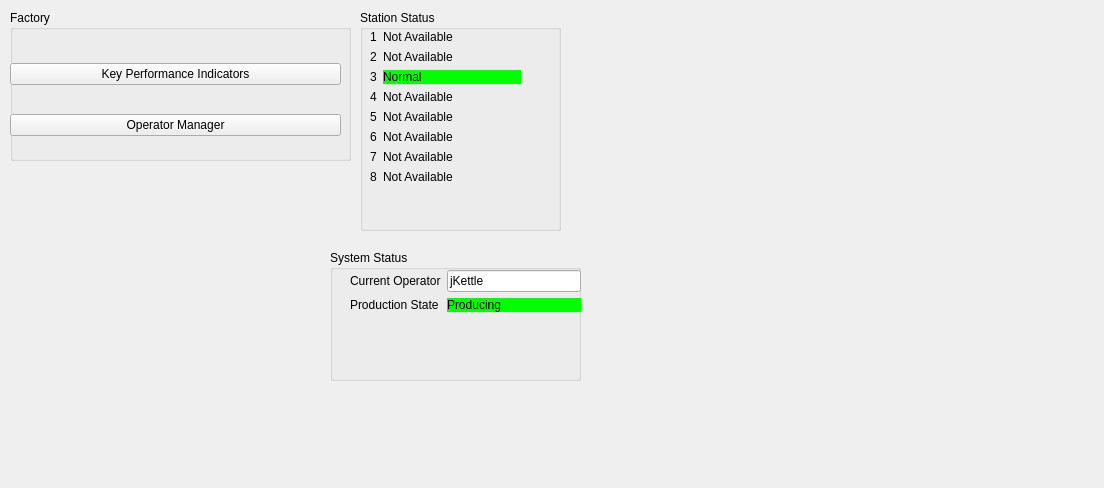
First picture: the form in src/frontend/QT Designer Files/ProductionSystemsManagerWidget.ui, repository JamesShadowfyre/MANF555, before the edit.
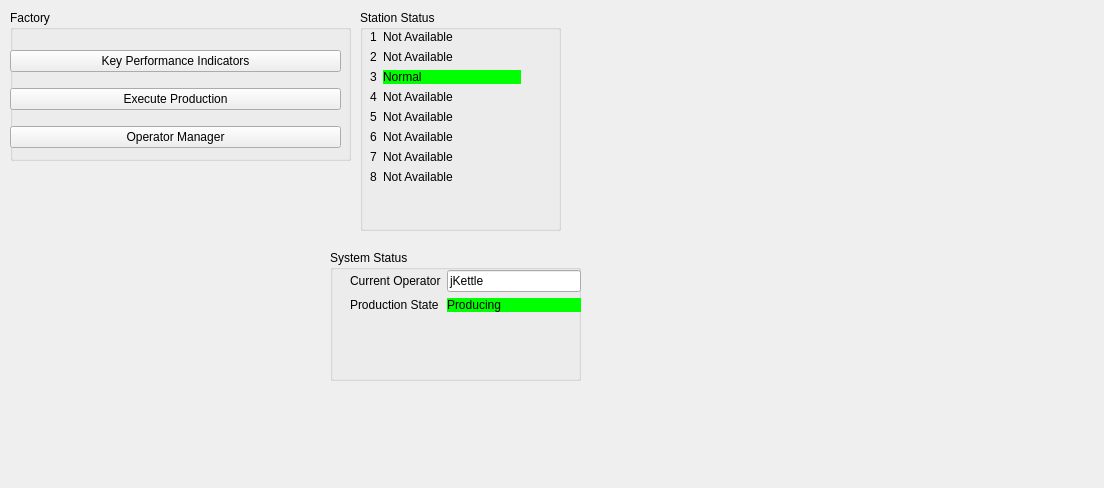
Second picture: the form after the edit. Icons and pictures are not drawn.

Commit message: ProductionScheduleManagerWidget_Handler extracting table data to list and printing in terminal

Diff of the .ui file:
```diff
--- a/src/frontend/QT Designer Files/ProductionSystemsManagerWidget.ui
+++ b/src/frontend/QT Designer Files/ProductionSystemsManagerWidget.ui
@@ -652,6 +652,13 @@
        </property>
       </widget>
      </item>
+     <item>
+      <widget class="QPushButton" name="executeProductionButton">
+       <property name="text">
+        <string>Execute Production</string>
+       </property>
+      </widget>
+     </item>
      <item>
       <widget class="QPushButton" name="operatorManagerButton">
        <property name="text">
```
Left out of the diff: 2 changed lines with no effect on the pictures. The commit also changes 1 other file.
